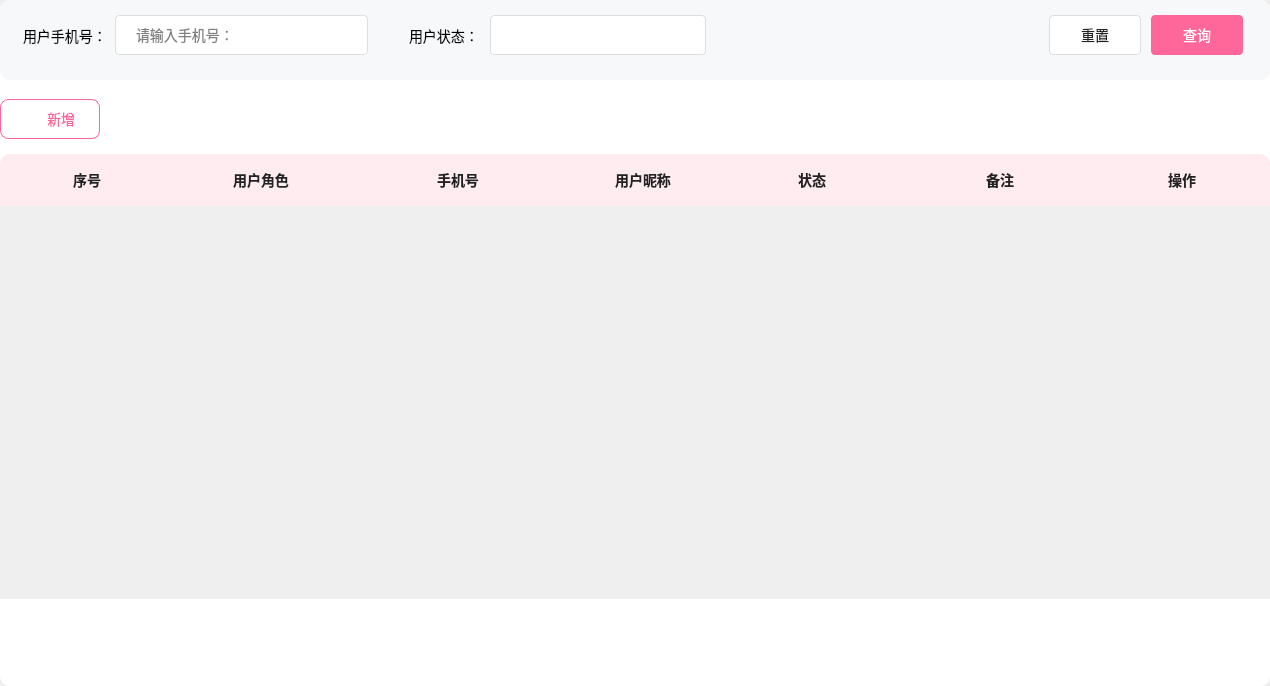
Above: client/BiliVideoPlayerSystem/roletable.ui from shilinnull/BiliVideoPlayer before the change. Below: the same form after it.
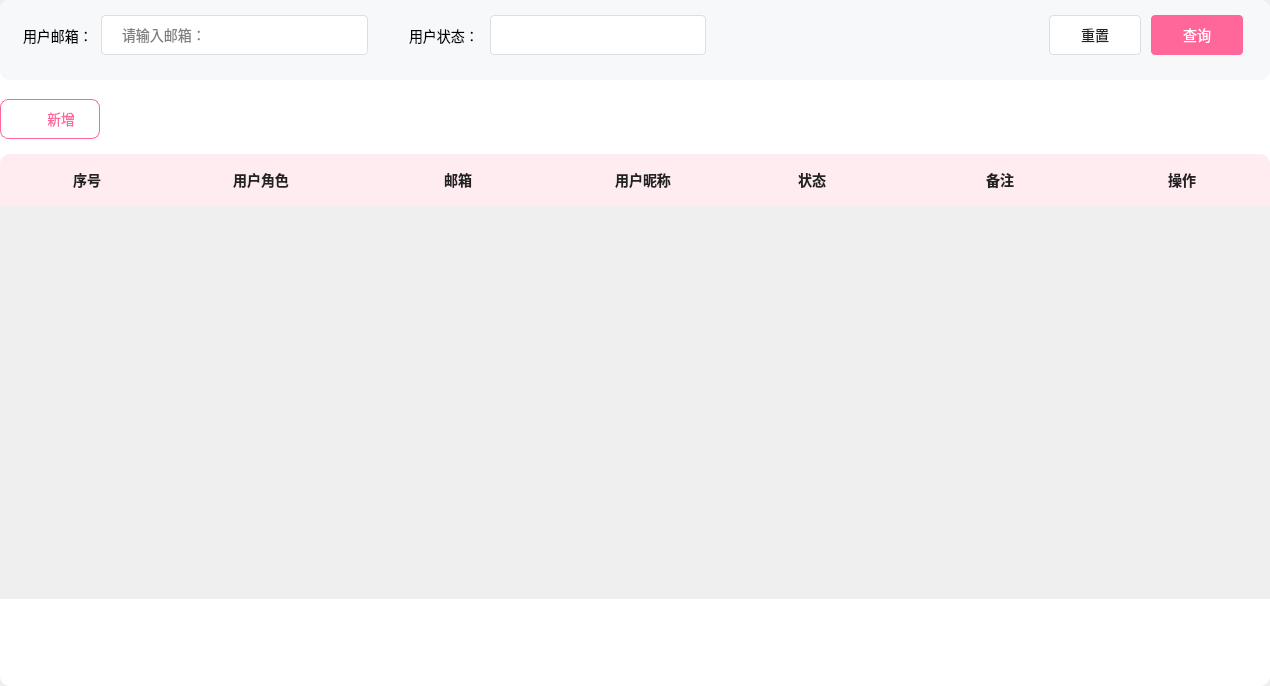
That is the form after the change. Icons and pictures are not drawn.

Commit message: 整理头文件、添加必要的const、将手机号修改为邮箱、将修改后的界面以及业务代码逻辑进行修改

The edit to the form file:
```diff
--- a/client/BiliVideoPlayerSystem/roletable.ui
+++ b/client/BiliVideoPlayerSystem/roletable.ui
@@ -82,7 +82,7 @@
           <number>27</number>
          </property>
          <item>
-          <widget class="QWidget" name="adminPhoneBox" native="true">
+          <widget class="QWidget" name="adminEmailBox" native="true">
            <property name="minimumSize">
             <size>
              <width>345</width>
@@ -112,14 +112,14 @@
              <number>0</number>
             </property>
             <item>
-             <widget class="QLabel" name="phoneLabel">
+             <widget class="QLabel" name="emailLabel">
               <property name="text">
-               <string>用户手机号：</string>
+               <string>用户邮箱：</string>
               </property>
              </widget>
             </item>
             <item>
-             <widget class="QLineEdit" name="phone">
+             <widget class="QLineEdit" name="email">
               <property name="minimumSize">
                <size>
                 <width>0</width>
@@ -133,7 +133,7 @@
                </size>
               </property>
               <property name="styleSheet">
-               <string notr="true">#phone{ 
+               <string notr="true">#email{ 
 	background : #FFFFFF; 
 	border-radius : 4px; 
 	border : 1px solid #DCDEE0; 
@@ -141,7 +141,7 @@
 }</string>
               </property>
               <property name="placeholderText">
-               <string>请输入手机号：</string>
+               <string>请输入邮箱：</string>
               </property>
              </widget>
             </item>
@@ -492,7 +492,7 @@
           </widget>
          </item>
          <item>
-          <widget class="QLabel" name="telphoneLabel">
+          <widget class="QLabel" name="emailNumLabel">
            <property name="minimumSize">
             <size>
              <width>220</width>
@@ -506,7 +506,7 @@
             </size>
            </property>
            <property name="text">
-            <string>手机号</string>
+            <string>邮箱</string>
            </property>
            <property name="alignment">
             <set>Qt::AlignmentFlag::AlignCenter</set>
```
The commit also changes 63 other files.
